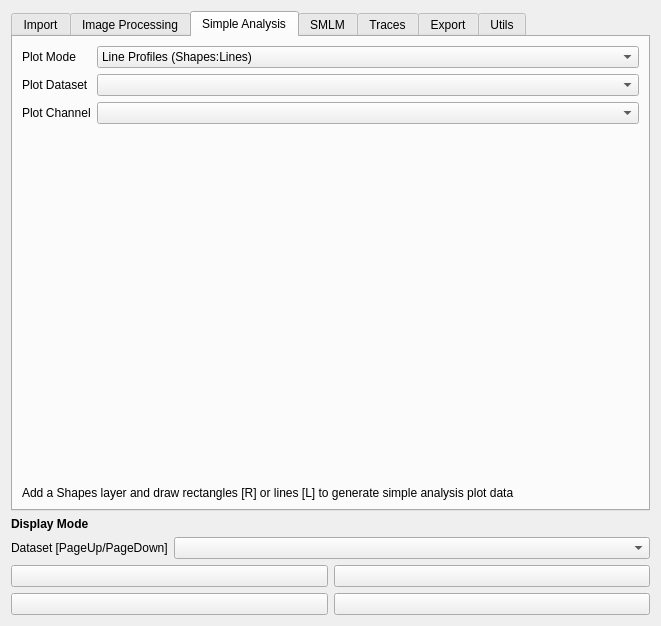
piedrro/napari-molseeq, file src/napari_pixseq/GUI/pixseq_ui.ui: the form before one commit.
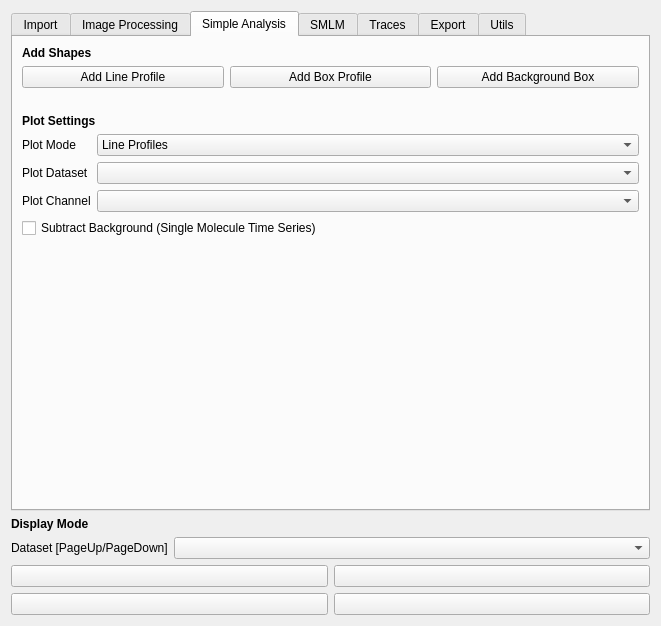
The form after the commit. The open tabs and pages were chosen to show the change.

Commit message: added more robust simple analysis

The edit to the form file:
```diff
--- a/src/napari_pixseq/GUI/pixseq_ui.ui
+++ b/src/napari_pixseq/GUI/pixseq_ui.ui
@@ -885,6 +885,73 @@
        <string>Simple Analysis</string>
       </attribute>
       <layout class="QVBoxLayout" name="verticalLayout_22">
+       <item>
+        <widget class="QLabel" name="label_94">
+         <property name="font">
+          <font>
+           <weight>75</weight>
+           <bold>true</bold>
+          </font>
+         </property>
+         <property name="text">
+          <string>Add Shapes</string>
+         </property>
+        </widget>
+       </item>
+       <item>
+        <layout class="QGridLayout" name="gridLayout_8">
+         <item row="0" column="0">
+          <widget class="QPushButton" name="add_line">
+           <property name="text">
+            <string>Add Line Profile</string>
+           </property>
+          </widget>
+         </item>
+         <item row="0" column="1">
+          <widget class="QPushButton" name="add_box">
+           <property name="text">
+            <string>Add Box Profile</string>
+           </property>
+          </widget>
+         </item>
+         <item row="0" column="2">
+          <widget class="QPushButton" name="add_background">
+           <property name="text">
+            <string>Add Background Box</string>
+           </property>
+          </widget>
+         </item>
+        </layout>
+       </item>
+       <item>
+        <spacer name="verticalSpacer_21">
+         <property name="orientation">
+          <enum>Qt::Vertical</enum>
+         </property>
+         <property name="sizeType">
+          <enum>QSizePolicy::Minimum</enum>
+         </property>
+         <property name="sizeHint" stdset="0">
+          <size>
+           <width>20</width>
+           <height>20</height>
+          </size>
+         </property>
+        </spacer>
+       </item>
+       <item>
+        <widget class="QLabel" name="label_88">
+         <property name="font">
+          <font>
+           <weight>75</weight>
+           <bold>true</bold>
+          </font>
+         </property>
+         <property name="text">
+          <string>Plot Settings</string>
+         </property>
+        </widget>
+       </item>
        <item>
         <layout class="QFormLayout" name="formLayout_17">
          <item row="0" column="0">
@@ -894,20 +961,6 @@
            </property>
           </widget>
          </item>
-         <item row="0" column="1">
-          <widget class="QComboBox" name="simple_plot_mode">
-           <item>
-            <property name="text">
-             <string>Line Profiles (Shapes:Lines)</string>
-            </property>
-           </item>
-           <item>
-            <property name="text">
-             <string>Single Molecule Time Series (Shapes:Rectangles)</string>
-            </property>
-           </item>
-          </widget>
-         </item>
          <item row="1" column="0">
           <widget class="QLabel" name="label_78">
            <property name="text">
@@ -928,8 +981,34 @@
          <item row="2" column="1">
           <widget class="QComboBox" name="simple_plot_channel"/>
          </item>
+         <item row="0" column="1">
+          <widget class="QComboBox" name="simple_plot_mode">
+           <item>
+            <property name="text">
+             <string>Line Profiles</string>
+            </property>
+           </item>
+           <item>
+            <property name="text">
+             <string>Line Profiles With Gaussian Fit</string>
+            </property>
+           </item>
+           <item>
+            <property name="text">
+             <string>Single Molecule Time Series</string>
+            </property>
+           </item>
+          </widget>
+         </item>
         </layout>
        </item>
+       <item>
+        <widget class="QCheckBox" name="simple_subtract_background">
+         <property name="text">
+          <string>Subtract Background (Single Molecule Time Series)</string>
+         </property>
+        </widget>
+       </item>
        <item>
         <widget class="QWidget" name="simple_graph_container" native="true">
          <property name="sizePolicy">
@@ -949,16 +1028,6 @@
          </property>
         </widget>
        </item>
-       <item>
-        <widget class="QLabel" name="label_80">
-         <property name="text">
-          <string>Add a Shapes layer and draw rectangles [R] or lines [L] to generate simple analysis plot data</string>
-         </property>
-         <property name="wordWrap">
-          <bool>true</bool>
-         </property>
-        </widget>
-       </item>
       </layout>
      </widget>
      <widget class="QWidget" name="tab_2">
```
The commit also changes 3 other files.
